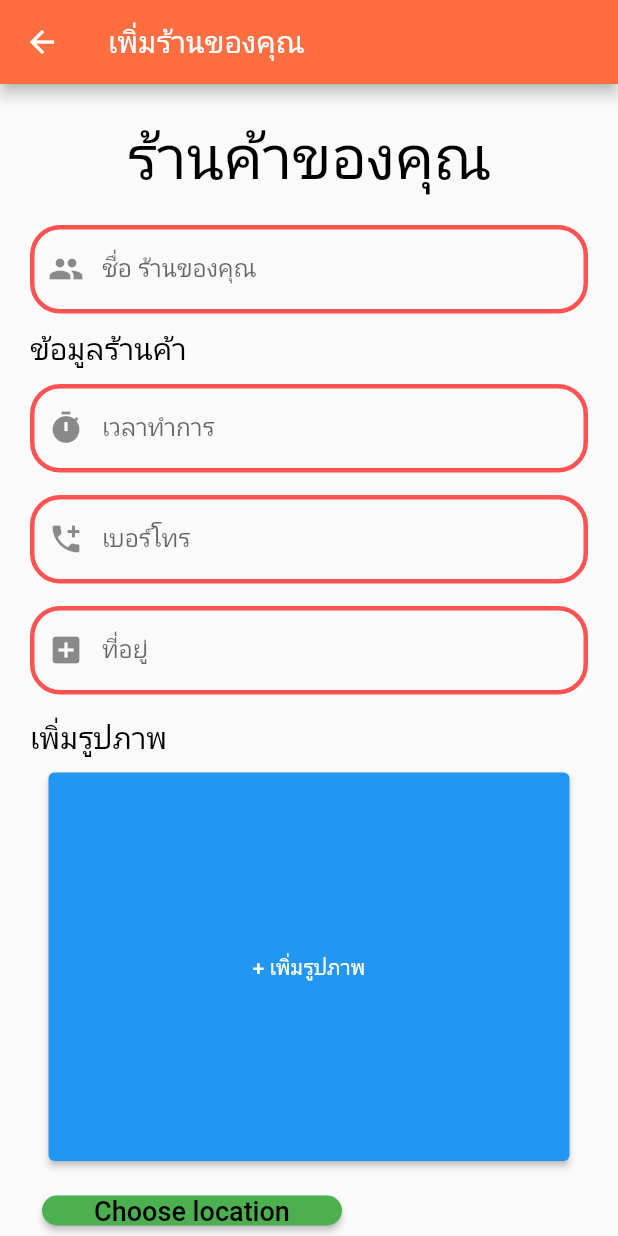
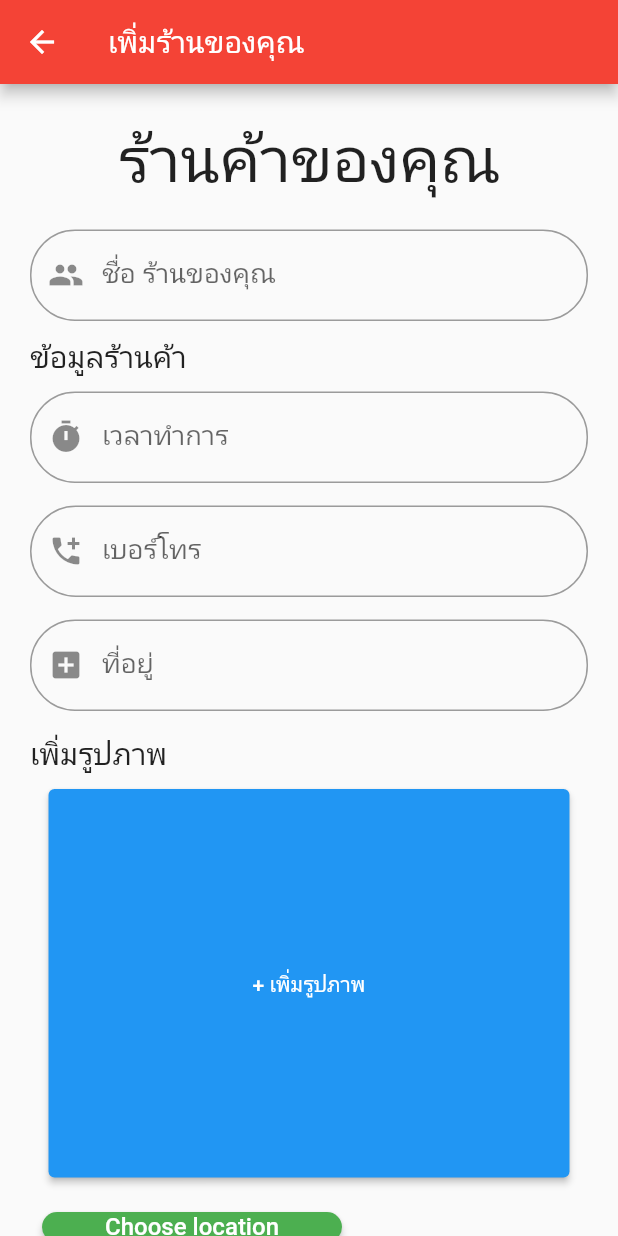
Before and after one commit to giwl17/miniproj, a Flutter app: the addShopPage screen opened directly, on a phone screen of 412 x 824 dp. Run offline on Flutter 3.47's test engine with Material 2 defaults, Android fonts, the phone set to English and light mode, and no system bars; our stand-ins replace carousel_slider, cloud_firestore, firebase_auth, firebase_core, firebase_storage, geolocator and 2 more; accounts and stored records are empty; Roboto replaces fonts that are missing (Kanit).

Commit message:
add shop info to firebase

```diff
--- a/lib/addShop.dart
+++ b/lib/addShop.dart
@@ -3,11 +3,11 @@
 import 'package:image_picker/image_picker.dart';
 import 'dart:io';
 import 'package:geolocator/geolocator.dart';
-// import 'package:dadas/bloc.dart';
-// import 'package:dadas/Gmap_page.dart';
-// import 'package:dadas/test.dart';
-// import 'package:dadas/map.dart';
+import 'package:google_fonts/google_fonts.dart';
+import 'package:firebase_storage/firebase_storage.dart';
 import 'package:provider/provider.dart';
+import 'package:firebase_auth/firebase_auth.dart';
+import 'package:cloud_firestore/cloud_firestore.dart';
 
 class addShopPage extends StatefulWidget {
   @override
@@ -15,13 +15,15 @@
 }
 
 class _addShopPageState extends State<addShopPage> {
-  TextEditingController username = TextEditingController();
-  TextEditingController password = TextEditingController();
-  TextEditingController a = TextEditingController();
-  TextEditingController c = TextEditingController();
+  final _formstate = GlobalKey<FormState>();
+  TextEditingController shopname = TextEditingController();
+  TextEditingController time = TextEditingController();
+  TextEditingController tel = TextEditingController();
+  TextEditingController address = TextEditingController();
 
   File? _shop = null;
   File? imageFile;
+  String? _imageUrl;
 
   onChooseImage() async {
     final picker = ImagePicker();
@@ -38,12 +40,16 @@
     });
   }
 
+  final auth = FirebaseAuth.instance;
+  final FirebaseFirestore db = FirebaseFirestore.instance;
+
   @override
   void initState() {
-    username.text = ""; //innitail value of text field
-    password.text = "";
-    a.text = ""; //innitail value of text field
-    c.text = "";
+    shopname.text = ""; //innitail value of text field
+    time.text = "";
+    tel.text = ""; //innitail value of text field
+    address.text = "";
+
     super.initState();
   }
 
@@ -53,14 +59,11 @@
     return Scaffold(
         resizeToAvoidBottomInset: false,
         appBar: AppBar(
-          leading: IconButton(
-            icon: const Icon(Icons.arrow_back),
-            onPressed: () {
-              Navigator.pop(context, '/');
-            },
+          title: Text(
+            "เพิ่มร้านของคุณ",
+            style: GoogleFonts.kanit(),
           ),
-          title: Text("เพิ่มร้านของคุณ"),
-          backgroundColor: Colors.deepOrangeAccent,
+          backgroundColor: Colors.red,
         ),
         body: ListView(
           children: [
@@ -70,66 +73,29 @@
                 children: [
                   Text(
                     'ร้านค้าของคุณ',
-                    style: TextStyle(color: Colors.black, fontSize: 40),
+                    style:
+                        GoogleFonts.kanit(textStyle: TextStyle(fontSize: 42)),
                   ),
+                  Form(
+                    key: _formstate,
+                    child: Column(
+                      children: [
                         Container(height: 20),
-                  TextField(
-                      controller: username,
-                      decoration: InputDecoration(
-                        labelText: "ชื่อ ร้านของคุณ",
-                        prefixIcon: Icon(Icons.people),
-                        border: myinputborder(),
-                        enabledBorder: myinputborder(),
-                        focusedBorder: myfocusborder(),
-                      )),
+                        buildTextFfield_ShopName(),
                         Container(height: 10),
-                  Row(
-                    mainAxisAlignment: MainAxisAlignment.start,
-                    children: [
-                      Text(
-                        'ข้อมูลร้านค้า',
-                        style: TextStyle(color: Colors.black, fontSize: 20),
-                      ),
+                        buildTextInfoShop(),
+                        Container(height: 10),
+                        buildTextFfield_Time(),
+                        Container(height: 15),
+                        buildTextFfield_Tel(),
+                        Container(height: 15),
+                        buildTextFfield_Address(),
+                        Container(height: 15),
+                        buildTextAddPicture(),
+                        Container(height: 10),
                       ],
                     ),
-                  Container(height: 10),
-                  TextField(
-                      controller: password,
-                      decoration: InputDecoration(
-                        prefixIcon: Icon(Icons.timer),
-                        labelText: "เวลาทำการ",
-                        enabledBorder: myinputborder(),
-                        focusedBorder: myfocusborder(),
-                      )),
-                  Container(height: 15),
-                  TextField(
-                      controller: a,
-                      decoration: InputDecoration(
-                        prefixIcon: Icon(Icons.add_call),
-                        labelText: "เบอร์โทร",
-                        enabledBorder: myinputborder(),
-                        focusedBorder: myfocusborder(),
-                      )),
-                  Container(height: 15),
-                  TextField(
-                      controller: c,
-                      decoration: InputDecoration(
-                        prefixIcon: Icon(Icons.add_box),
-                        labelText: "ที่อยู่",
-                        enabledBorder: myinputborder(),
-                        focusedBorder: myfocusborder(),
-                      )),
-                  Container(height: 15),
-                  Row(
-                    mainAxisAlignment: MainAxisAlignment.start,
-                    children: [
-                      Text(
-                        "เพิ่มรูปภาพ",
-                        style: TextStyle(color: Colors.black, fontSize: 20),
                   ),
-                    ],
-                  ),
-                  Container(height: 10),
                   _shop == null
                       ? ElevatedButton(
                           onPressed: () {
@@ -142,7 +108,7 @@
                               children: [
                                 Text(
                                   "+ เพิ่มรูปภาพ",
-                                  style: TextStyle(color: Colors.white),
+                                  style: GoogleFonts.kanit(),
                                 ),
                               ],
                             ),
@@ -180,8 +146,8 @@
                               },
                               child: Text(
                                 "Choose location",
-                                style: TextStyle(
-                                    color: Colors.black, fontSize: 18),
+                                style: GoogleFonts.kanit(
+                                    textStyle: TextStyle(fontSize: 16)),
                               ),
                             ),
                           ),
@@ -195,12 +161,23 @@
                     children: [
                       Text(
                         'Latlong',
-                        style: TextStyle(color: Colors.black, fontSize: 20),
+                        style: GoogleFonts.kanit(
+                            textStyle:
+                                TextStyle(fontSize: 18, color: Colors.black54)),
                       ),
                     ],
                   ),
                   Container(height: 10),
-                  Container(
+                  ButtonAddShop()
+                ],
+              ),
+            ),
+          ],
+        ));
+  }
+
+  Container ButtonAddShop() {
+    return Container(
       // height: 20,
       child: Padding(
         padding: const EdgeInsets.all(8.0),
@@ -209,36 +186,126 @@
           width: 200,
           child: ElevatedButton(
             style: ButtonStyle(
-                            shape: MaterialStateProperty.all<
-                                RoundedRectangleBorder>(
+              shape: MaterialStateProperty.all<RoundedRectangleBorder>(
                 RoundedRectangleBorder(
                   borderRadius: BorderRadius.circular(50.0),
                 ),
               ),
-                            backgroundColor:
-                                MaterialStatePropertyAll<Color>(Colors.green),
+              backgroundColor: MaterialStatePropertyAll<Color>(Colors.green),
             ),
-                          onPressed: () {},
+            onPressed: () {
+              addShop();
+            },
             child: Text(
               "ยืนยันการเพิ่มร้าน",
-                            style: TextStyle(color: Colors.black, fontSize: 18),
+              style: GoogleFonts.kanit(
+                  textStyle: TextStyle(fontSize: 18, color: Colors.black)),
             ),
           ),
         ),
       ),
-                  )
-                ],
-              ),
+    );
+  }
+
+  Row buildTextAddPicture() {
+    return Row(
+      mainAxisAlignment: MainAxisAlignment.start,
+      children: [
+        Text(
+          "เพิ่มรูปภาพ",
+          style: GoogleFonts.kanit(textStyle: TextStyle(fontSize: 20)),
         ),
       ],
-        ));
+    );
+  }
+
+  TextFormField buildTextFfield_Address() {
+    return TextFormField(
+      style: GoogleFonts.kanit(textStyle: TextStyle(fontSize: 18)),
+      controller: address,
+      decoration: InputDecoration(
+        prefixIcon: Icon(Icons.add_box),
+        labelText: "ที่อยู่",
+        border: myinputborder(),
+      ),
+      validator: (value) {
+        if (value == '') {
+          return 'โปรดกรอกที่อยู่';
+        }
+      },
+    );
+  }
+
+  TextFormField buildTextFfield_Tel() {
+    return TextFormField(
+      style: GoogleFonts.kanit(textStyle: TextStyle(fontSize: 18)),
+      controller: tel,
+      keyboardType: TextInputType.phone,
+      decoration: InputDecoration(
+        prefixIcon: Icon(Icons.add_call),
+        labelText: "เบอร์โทร",
+        border: OutlineInputBorder(borderRadius: BorderRadius.circular(32.0)),
+      ),
+      validator: (value) {
+        if (value == '') {
+          return 'โปรดกรอกเบอร์โทร';
+        }
+      },
+    );
+  }
+
+  TextFormField buildTextFfield_Time() {
+    return TextFormField(
+      style: GoogleFonts.kanit(textStyle: TextStyle(fontSize: 18)),
+      controller: time,
+      keyboardType: TextInputType.datetime,
+      decoration: InputDecoration(
+          prefixIcon: Icon(Icons.timer),
+          labelText: "เวลาทำการ",
+          border: myinputborder(),
+          hintText: '9.00-18.00'),
+      validator: (value) {
+        if (value == '') {
+          return 'โปรดกรอกเวลาทำการ';
+        }
+      },
+    );
+  }
+
+  Row buildTextInfoShop() {
+    return Row(
+      mainAxisAlignment: MainAxisAlignment.start,
+      children: [
+        Text(
+          'ข้อมูลร้านค้า',
+          style: GoogleFonts.kanit(textStyle: TextStyle(fontSize: 20)),
+        ),
+      ],
+    );
+  }
+
+  TextFormField buildTextFfield_ShopName() {
+    return TextFormField(
+      controller: shopname,
+      style: GoogleFonts.kanit(textStyle: TextStyle(fontSize: 18)),
+      decoration: InputDecoration(
+        labelText: "ชื่อ ร้านของคุณ",
+        prefixIcon: Icon(Icons.people),
+        border: myinputborder(),
+      ),
+      validator: (value) {
+        if (value == '') {
+          return 'โปรกรอกชื่อร้านของคุณ';
+        }
+      },
+    );
   }
 
   OutlineInputBorder myinputborder() {
     //return type is OutlineInputBorder
     return OutlineInputBorder(
         //Outline border type for TextFeild
-        borderRadius: BorderRadius.all(Radius.circular(20)),
+        borderRadius: BorderRadius.all(Radius.circular(30)),
         borderSide: BorderSide(
           color: Colors.redAccent,
           width: 3,
@@ -247,7 +314,7 @@
 
   OutlineInputBorder myfocusborder() {
     return OutlineInputBorder(
-        borderRadius: BorderRadius.all(Radius.circular(20)),
+        borderRadius: BorderRadius.all(Radius.circular(30)),
         borderSide: BorderSide(
           color: Colors.greenAccent,
           width: 3,
@@ -255,4 +322,47 @@
   }
 
   //create a function like this so that you can use it wherever you want
+
+  addShop() {
+    final emailCurrentUser = auth.currentUser?.email;
+    String? _imgUrl;
+
+    if (_formstate.currentState!.validate()) {
+      _formstate.currentState!.save();
+      print(shopname.text);
+      print(time.text);
+      print(tel.text);
+      print(address.text);
+
+      uploadImageProfile().then((value) {
+        _imgUrl = value;
+        Map<String, String> data = {
+          'name': shopname.text.trim(),
+          'time': time.text.trim(),
+          'tel': tel.text.trim(),
+          'adddress': address.text.trim(),
+          'owner': emailCurrentUser.toString(),
+          'picture': _imgUrl.toString(),
+        };
+        db.collection('shops').add(data).then(
+              (documentSnapshot) =>
+                  print("added data with ID ${documentSnapshot.id}"),
+            );
+      });
     }
+  }
+
+  Future<String> uploadImageProfile() async {
+    //Stroage Image Upload
+    Reference ref = FirebaseStorage.instance.ref().child('${shopname}}.jpg');
+    await ref.putFile(File(_shop!.path));
+    final imgUrl = await ref.getDownloadURL().then((value) {
+      print('value : ${value}');
+      _imageUrl = value;
+      print('imageUrl${_imageUrl}');
+      return value;
+    });
+    print('imgUrl: ${imgUrl}');
+    return imgUrl;
+  }
+}
```
Also changed, not shown: lib/foodlist.dart (+9 -0 lines). Lines whose indentation alone changed are shown as unchanged.
